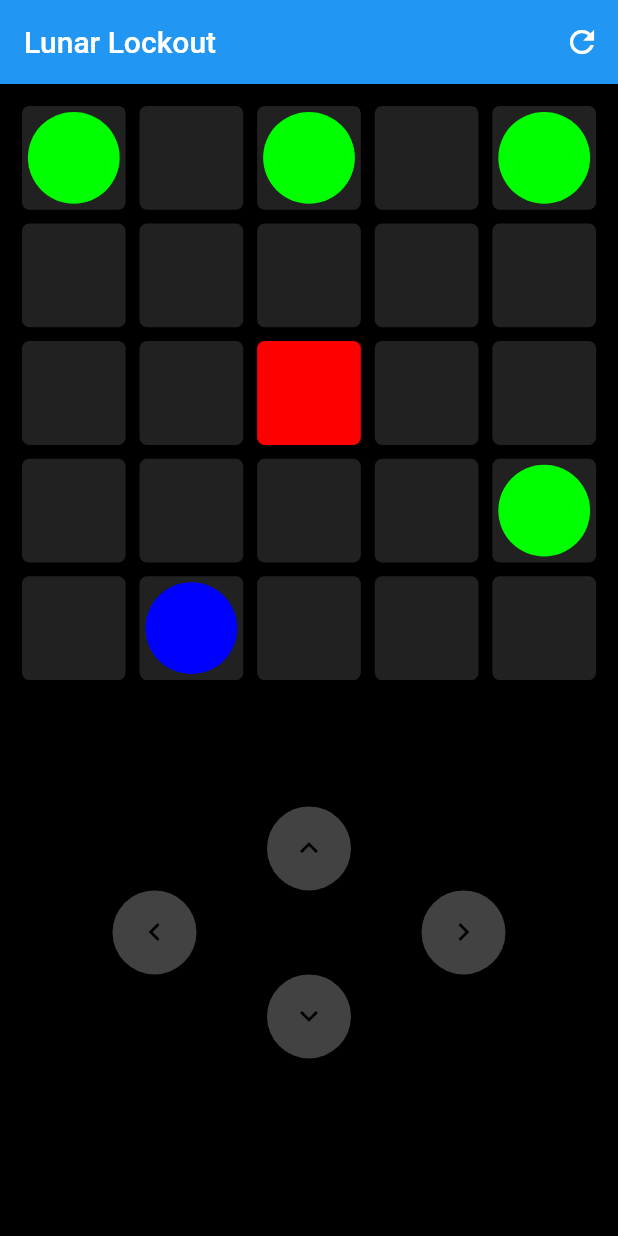
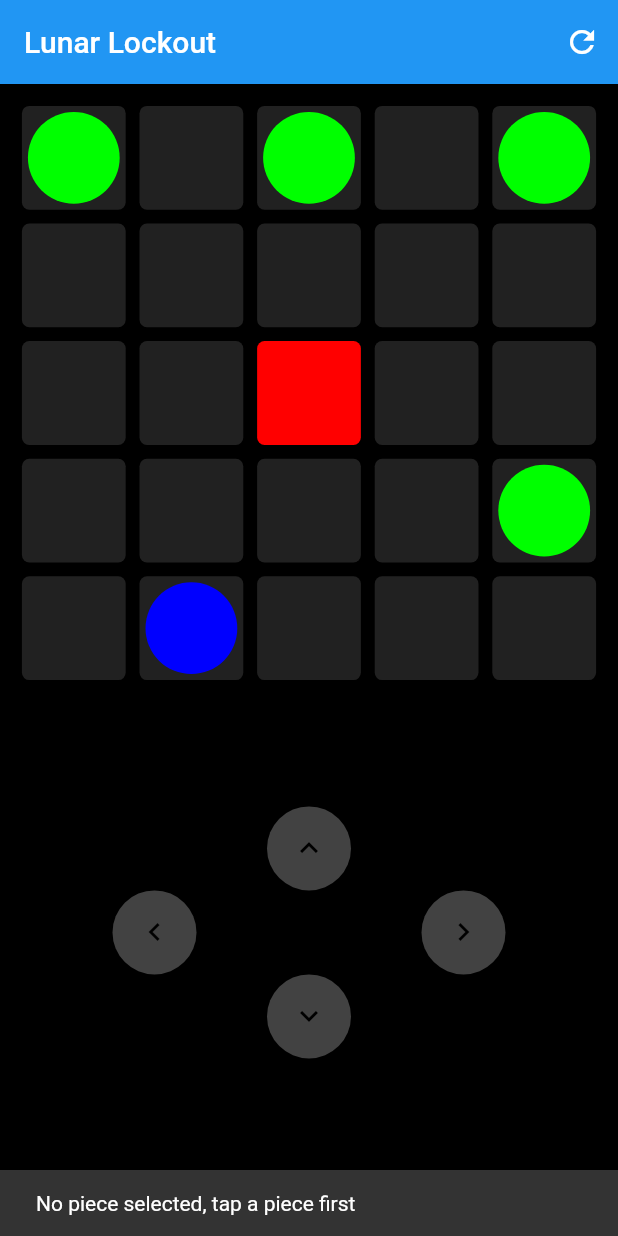
Before and after one commit to iBerdtp/Lunar-Lockout-App, a Flutter app: the screen it shows after launch, after a tap on the "keyboard arrow up" icon, on a phone screen of 412 x 824 dp. Run offline on Flutter 3.47's test engine with Material 2 defaults, Android fonts, the phone set to English and light mode, and no system bars; our stand-ins replace bloc, flutter_bloc.

Commit message:
SUCCESSFULLY IMPLEMENTS BLOC

```diff
--- a/lib/bloc/board_bloc.dart
+++ b/lib/bloc/board_bloc.dart
@@ -1,17 +1,36 @@
 import 'dart:async';
 
 import 'package:bloc/bloc.dart';
-import 'package:equatable/equatable.dart';
 import 'package:lunar_lockout/logic/board.dart';
 
 part 'board_event.dart';
 part 'board_state.dart';
 
 class BoardBloc extends Bloc<BoardEvent, BoardState> {
-  BoardBloc() : super(BoardInitial());
+  Board board;
+
+  BoardBloc(this.board) : super(BoardUpdated(board));
 
   @override
-  Stream<BoardState> mapEventToState(BoardEvent event) async* {
-    if (event is MoveEvent) {}
+  Stream<BoardState> mapEventToState(
+    BoardEvent event,
+  ) async* {
+    if (event is MoveEvent) {
+      int moveResult = board.moveSelected(event.move);
+      if (moveResult == 0) {
+        yield BoardUpdated(board);
+      } else if (moveResult == 1)
+        yield IllegalMove("The selected piece can't move ${event.move}", board);
+      else if (moveResult == 2)
+        yield IllegalMove("No piece selected, tap a piece first", board);
+    }
+    if (event is RestartEvent) {
+      board.restart();
+      yield BoardUpdated(board);
+    }
+    if (event is SelectEvent) {
+      board.select(event.c);
+      yield BoardUpdated(board);
+    }
   }
 }
--- a/lib/bloc/board_event.dart
+++ b/lib/bloc/board_event.dart
@@ -1,19 +1,21 @@
 part of 'board_bloc.dart';
 
-abstract class BoardEvent extends Equatable {
+abstract class BoardEvent {
   const BoardEvent();
-
-  @override
-  List<Object> get props => [];
 }
 
 class MoveEvent extends BoardEvent {
   final Move move;
 
-  MoveEvent(this.move);
-
-  @override
-  List<Object> get props => [move];
+  const MoveEvent(this.move);
 }
 
-class RestartEvent extends BoardEvent {}
+class RestartEvent extends BoardEvent {
+  const RestartEvent();
+}
+
+class SelectEvent extends BoardEvent {
+  final Coordinates c;
+
+  const SelectEvent(this.c);
+}
--- a/lib/bloc/board_state.dart
+++ b/lib/bloc/board_state.dart
@@ -1,19 +1,17 @@
 part of 'board_bloc.dart';
 
-abstract class BoardState extends Equatable {
-  const BoardState();
+abstract class BoardState {
+  final Board board;
 
-  @override
-  List<Object> get props => [];
+  const BoardState(this.board);
 }
 
-class BoardInitial extends BoardState {}
+class BoardUpdated extends BoardState {
+  const BoardUpdated(board) : super(board);
+}
 
-class BoardUpdated extends BoardState {
-  final Board board;
+class IllegalMove extends BoardState {
+  final String message;
 
-  BoardUpdated(this.board);
-
-  @override
-  List<Object> get props => [board];
+  const IllegalMove(this.message, board) : super(board);
 }
--- a/lib/logic/board.dart
+++ b/lib/logic/board.dart
@@ -56,22 +56,24 @@ class Board {
   //           goals: original.goals);
 
   /// Moves selected piece in direction [m]
-  void moveSelected(final Move m) {
+  int moveSelected(final Move m) {
     if (selected != null) {
-      print("moving piece at $selected $m");
-      move(selected, m);
+      // print("moving piece at $selected $m");
+      if (move(selected, m)) return 0; // MOVE SUCCESFUL
+      return 1; // MOVE ILLEGAL
     } else
-      print("No piece selected");
+      return 2; // NO PIECE SELECTED
   }
 
-  /// Moves the piece at [c] in direction [m]
-  void move(final Coordinates c, final Move m) {
+  /// Moves the piece at [c] in direction [m], returns true if move was legal
+  bool move(final Coordinates c, final Move m) {
     Coordinates newCoordinates = _getNewCoordinates(c, m);
-    if (newCoordinates == null) return;
+    if (newCoordinates == null || newCoordinates == c) return false;
     moves.add(m);
     moveds.add(c);
     _movePieceTo(c, newCoordinates);
     selected = newCoordinates;
+    return true;
   }
 
   /// Returns the [Coordinates] of the field that the piece in [c] would end up
@@ -94,6 +96,7 @@ class Board {
     setAt(currentPos, 0);
   }
 
+  /// Resets the board to the initial state
   void restart() {
     this.currentBoard = deepCopy(initialBoard);
     this.selected = getFirstPiece(initialBoard);
@@ -112,6 +115,10 @@ class Board {
 
   bool _boundariesRespected(Coordinates c) {
     return c.x < dim && c.x >= 0 && c.y < dim && c.y >= 0;
+  }
+
+  void select(Coordinates c) {
+    selected = c;
   }
 
   int getAt(Coordinates c) {
--- a/lib/main.dart
+++ b/lib/main.dart
@@ -2,6 +2,7 @@ import 'dart:async';
 
 import 'package:flutter/material.dart';
 import 'package:flutter/services.dart';
+import 'package:flutter_bloc/flutter_bloc.dart';
 import 'package:lunar_lockout/bloc/board_bloc.dart';
 import 'package:lunar_lockout/logic/board.dart';
 import 'package:lunar_lockout/widgets/board_widget.dart';
@@ -15,31 +16,34 @@ void main() async {
     ..setAt(Coordinates(4, 0), 2)
     ..setAt(Coordinates(4, 3), 2)
     ..setAt(Coordinates(1, 4), 1);
-  runApp(GamePage(board: board));
+  runApp(MaterialApp(
+    title: "Lunar Lockout",
+    home: BlocProvider(
+      create: (context) => BoardBloc(board),
+      child: GamePage(board: board),
+    ),
+  ));
 }
 
 class GamePage extends StatelessWidget {
-  final StreamController<BoardEvent> eventStreamContoller;
   static const double padding = 10;
   final Board board;
 
-  GamePage({
-    @required this.board,
-  }) : this.eventStreamContoller = StreamController<BoardEvent>();
+  GamePage({@required this.board});
 
   @override
   Widget build(BuildContext context) {
     SystemChrome.setPreferredOrientations([
       DeviceOrientation.portraitUp,
     ]);
-    return MaterialApp(
-      home: Scaffold(
+    return Scaffold(
       appBar: AppBar(
         title: Text("Lunar Lockout"),
         actions: [
           IconButton(
               icon: Icon(Icons.refresh),
-                onPressed: () => eventStreamContoller.sink.add(RestartEvent()))
+              onPressed: () =>
+                  BlocProvider.of<BoardBloc>(context).add(RestartEvent()))
         ],
       ),
       body: Column(
@@ -48,21 +52,13 @@ class GamePage extends StatelessWidget {
             flex: 6,
             child: Padding(
               padding: EdgeInsets.all(10),
-                child: BoardWidget(
-                  board: board,
-                  eventStream: eventStreamContoller.stream,
-                  closeStream: () => eventStreamContoller.close(),
+              child: BoardWidget(),
             ),
           ),
-            ),
-            Flexible(
-                flex: 4,
-                child: ButtonPadWidget(
-                    eventStreamSink: eventStreamContoller.sink)),
+          Flexible(flex: 4, child: ButtonPadWidget()),
         ],
       ),
       backgroundColor: Colors.black,
-      ),
     );
   }
 }
--- a/lib/widgets/board_widget.dart
+++ b/lib/widgets/board_widget.dart
@@ -1,42 +1,28 @@
-import 'dart:async';
-import 'dart:math';
-
 import 'package:flutter/material.dart';
+import 'package:flutter_bloc/flutter_bloc.dart';
 import 'package:lunar_lockout/bloc/board_bloc.dart';
 import 'package:lunar_lockout/logic/board.dart';
 import 'package:lunar_lockout/widgets/field_widget.dart';
 
-class BoardWidget extends StatefulWidget {
-  final Board board;
-  final Stream<BoardEvent> eventStream;
-  final Function closeStream;
-
-  BoardWidget(
-      {@required this.board,
-      @required this.eventStream,
-      @required this.closeStream});
-
-  @override
-  _BoardWidgetState createState() => _BoardWidgetState(
-      board: board, eventStream: eventStream, closeStream: closeStream);
-}
-
-class _BoardWidgetState extends State<BoardWidget> {
-  Board board;
-  Stream<BoardEvent> eventStream;
-  Function closeStream;
-
-  _BoardWidgetState({this.board, this.eventStream, this.closeStream}) {
-    eventStream.listen((event) {
-      if (event is MoveEvent)
-        setState(() => board.moveSelected(event.move));
-      else
-        setState(() => board.restart());
-    });
-  }
+class BoardWidget extends StatelessWidget {
+  BoardWidget();
 
   @override
   Widget build(BuildContext context) {
+    return BlocConsumer<BoardBloc, BoardState>(
+      listener: (context, state) {
+        if (state is IllegalMove)
+          Scaffold.of(context)
+              .showSnackBar(SnackBar(content: Text(state.message)));
+      },
+      builder: (context, state) {
+        return buildBoard(state.board);
+      },
+      buildWhen: (previous, current) => !(current is IllegalMove),
+    );
+  }
+
+  Widget buildBoard(Board board) {
     return AspectRatio(
       aspectRatio: 1,
       child: LayoutBuilder(
@@ -58,7 +44,8 @@ class _BoardWidgetState extends State<BoardWidget> {
                         child: FieldWidget(
                           piece: board.getAt(c),
                           isGoal: board.isGoal(c),
-                          select: () => setState(() => board.selected = c),
+                          select: () => BlocProvider.of<BoardBloc>(context)
+                              .add(SelectEvent(c)),
                           framed: board.selected == c,
                         ),
                       ),
@@ -72,10 +59,4 @@ class _BoardWidgetState extends State<BoardWidget> {
       ),
     );
   }
-
-  @override
-  void dispose() {
-    super.dispose();
-    closeStream();
-  }
 }
--- a/lib/widgets/button_pad.dart
+++ b/lib/widgets/button_pad.dart
@@ -5,40 +5,26 @@ import 'package:lunar_lockout/bloc/board_bloc.dart';
 import 'package:lunar_lockout/widgets/buttons.dart';
 
 class ButtonPadWidget extends StatelessWidget {
-  final StreamSink<BoardEvent> eventStreamSink;
-
-  ButtonPadWidget({@required this.eventStreamSink});
-
-  // TODO: calling constructors for buttons in loop?
-
   @override
   Widget build(BuildContext context) {
     return Column(
       mainAxisAlignment: MainAxisAlignment.center,
       crossAxisAlignment: CrossAxisAlignment.center,
       children: [
-        UpButton(
-          moveStreamSink: eventStreamSink,
-        ),
+        UpButton(),
         Row(
           mainAxisAlignment: MainAxisAlignment.center,
           crossAxisAlignment: CrossAxisAlignment.center,
           children: [
             Expanded(
-              child: LeftButton(
-                moveStreamSink: eventStreamSink,
-              ),
+              child: LeftButton(),
             ),
             Expanded(
-              child: RightButton(
-                moveStreamSink: eventStreamSink,
-              ),
+              child: RightButton(),
             )
           ],
         ),
-        DownButton(
-          moveStreamSink: eventStreamSink,
-        )
+        DownButton()
       ],
     );
   }
--- a/lib/widgets/buttons.dart
+++ b/lib/widgets/buttons.dart
@@ -1,24 +1,20 @@
-import 'dart:async';
-
 import 'package:flutter/material.dart';
+import 'package:flutter_bloc/flutter_bloc.dart';
 import 'package:lunar_lockout/bloc/board_bloc.dart';
 import 'package:lunar_lockout/logic/board.dart';
 
 abstract class MoveButton extends StatelessWidget {
-  final StreamSink<BoardEvent> moveStreamSink;
   final Move direction;
   final IconData iconData;
 
-  MoveButton(this.moveStreamSink, this.direction, this.iconData);
+  MoveButton(this.direction, this.iconData);
 
   @override
   Widget build(BuildContext context) {
     return FloatingActionButton(
       child: Icon(iconData),
-      // TODO: triggers infinite loop
-      onPressed: () {
-        moveStreamSink.add(MoveEvent(direction));
-      },
+      onPressed: () =>
+          BlocProvider.of<BoardBloc>(context).add(MoveEvent(direction)),
       backgroundColor: Colors.grey[800],
       foregroundColor: Colors.black,
     );
@@ -26,21 +22,17 @@ abstract class MoveButton extends StatelessWidget {
 }
 
 class UpButton extends MoveButton {
-  UpButton({@required StreamSink moveStreamSink})
-      : super(moveStreamSink, Move.up, Icons.keyboard_arrow_up);
+  UpButton() : super(Move.up, Icons.keyboard_arrow_up);
 }
 
 class DownButton extends MoveButton {
-  DownButton({@required StreamSink moveStreamSink})
-      : super(moveStreamSink, Move.down, Icons.keyboard_arrow_down);
+  DownButton() : super(Move.down, Icons.keyboard_arrow_down);
 }
 
 class LeftButton extends MoveButton {
-  LeftButton({@required StreamSink moveStreamSink})
-      : super(moveStreamSink, Move.left, Icons.keyboard_arrow_left);
+  LeftButton() : super(Move.left, Icons.keyboard_arrow_left);
 }
 
 class RightButton extends MoveButton {
-  RightButton({@required StreamSink moveStreamSink})
-      : super(moveStreamSink, Move.right, Icons.keyboard_arrow_right);
+  RightButton() : super(Move.right, Icons.keyboard_arrow_right);
 }
--- a/pubspec.yaml
+++ b/pubspec.yaml
@@ -26,6 +26,7 @@ dependencies:
   bloc: ^6.1.1
   cupertino_icons: ^1.0.0
   equatable: ^1.2.5
+  flutter_bloc: ^6.1.1
 
 dev_dependencies:
   flutter_test:
```
Also changed, not shown: pubspec.lock. Lines whose indentation alone changed are shown as unchanged.
